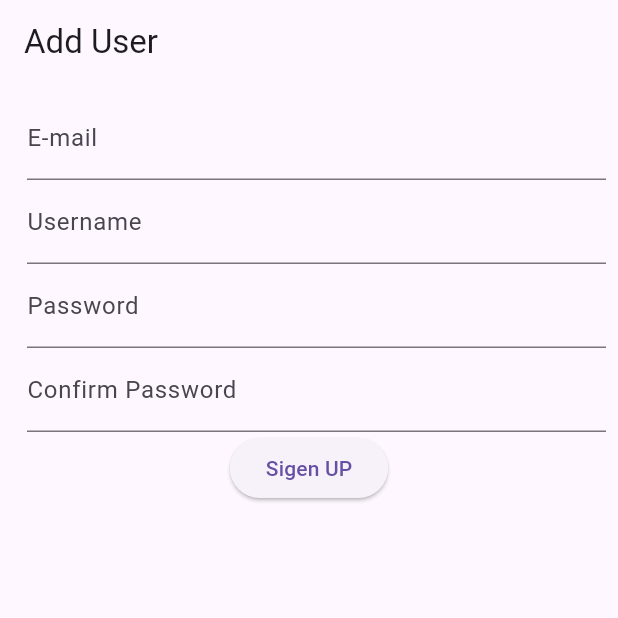
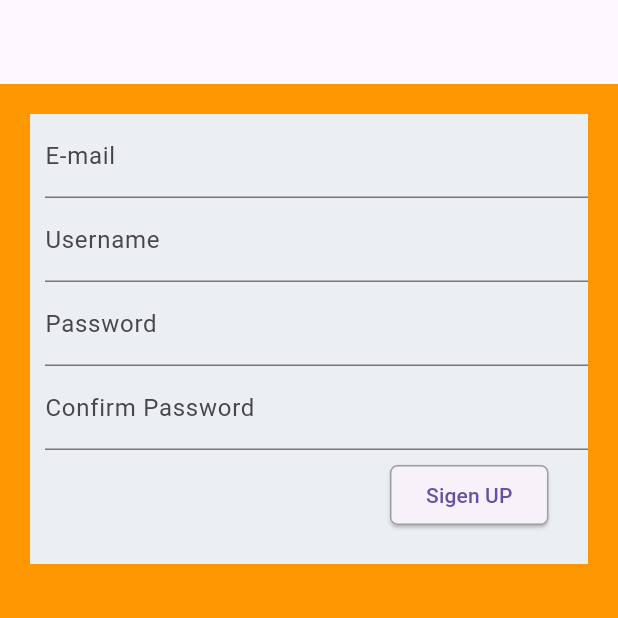
Before and after one commit to HendAdel/flutter_application_task9, a Flutter app: the screen it shows after launch, on a phone screen of 412 x 824 dp, the top half of it. Run offline on Flutter 3.47's test engine with Material 3 defaults, Android fonts, the phone set to English and light mode, and no system bars.

Commit message:
custmize the valitations, edit the styles, and delete the titale.

```diff
--- a/lib/main.dart
+++ b/lib/main.dart
@@ -1,7 +1,6 @@
 import 'package:flutter/material.dart';
 import 'package:flutter/widgets.dart';
-//ToDo: fix the refrance error
-// import 'package:flutter_application_task9/models/user.dart';
+import 'package:flutter_application_task9/models/user.dart';
 
 void main() {
   runApp(MyApp());
@@ -14,6 +13,7 @@ class MyApp extends StatelessWidget {
   var passwordController = TextEditingController();
   var confirmPasswordController = TextEditingController();
   var formKey = GlobalKey<FormState>();
+  List<User> users = [];
 
 @override
   void dispose() {
@@ -27,15 +27,18 @@ class MyApp extends StatelessWidget {
   @override
   Widget build(BuildContext context) {
     return MaterialApp(
+      theme: ThemeData(scaffoldBackgroundColor: Colors.orange),
       home: Scaffold(
         appBar: AppBar(
-          title: const Text('Add User'),
+          // title: const Text('Add User'),
         ),
-        body: Padding(
-          padding: const EdgeInsets.all(8),
+        body:Padding(
+          padding: const EdgeInsets.all(20),
           child: Form(
             key: formKey,
+            child: Container(color: Colors.blueGrey[50], height: 300,
               child: Column(
+
                 children: [
                   textFields(
                       label: 'E-mail',
@@ -64,27 +67,44 @@ class MyApp extends StatelessWidget {
                       // icon: Icons.password,
                       obscureText: true,
                       textInputAction: TextInputAction.done),
-                    ElevatedButton(
+
+                      Row(
+
+                        children: [
+                          const Padding(padding: EdgeInsets.fromLTRB(40.0, 60.0, 0.0, 0.0)),
+                          Container(width: 200,),
+                          ElevatedButton( style: ButtonStyle (
+                            shape: MaterialStateProperty.all<RoundedRectangleBorder>(
+                              RoundedRectangleBorder(
+                                borderRadius: BorderRadius.circular(5),
+                                side: BorderSide(color: Colors.grey)
+                              )
+                            )
+                          ),
+
                                                           onPressed: () {
                                       if (formKey.currentState!.validate()) {
-                                  //ToDo: add the user to it's list
 
-                                  // users.add(user(
-                                  //     userNameController.text,
-                                  //     emailController.text,
-                                  //     passwordController.text,
-                                  //     confirmPasswordController.text));
+                                        users.add(User(
+                                            userNameController.text,
+                                            emailController.text,
+                                            passwordController.text,
+                                            //confirmPasswordController.text
+                                            ));
 
-                                  // // to reset all text controllers
-                                  // userNameController.clear();
-                                  // emailController.clear();
-                                  // passwordController.clear();
-                                  // confirmPasswordController.clear();
+                                        // to reset all text controllers
+                                        userNameController.clear();
+                                        emailController.clear();
+                                        passwordController.clear();
+                                        confirmPasswordController.clear();
                                       }
                                     },
                                     child: Text('Sigen UP')),
+                        ],
+                      ),
 
                 ],
+              ),
             ),
           ),
         ),
@@ -112,8 +132,15 @@ class MyApp extends StatelessWidget {
                autovalidateMode: AutovalidateMode.onUserInteraction,
             validator: (value) {
               if (value == '') {
+                return " $validation is required!";
+              }
+              else if(keyboardType == TextInputType.emailAddress && !isEmailValid(value.toString())){
                 return "Please enter a valied $validation";
-              } else {
+              }
+              else if(validation == 'confirmed password' && !isPasswordConfirmed(passwordController.text, value.toString())){
+                return "Please enter a $validation";
+              }
+               else {
                 return null;
               }
             },
@@ -130,4 +157,17 @@ class MyApp extends StatelessWidget {
       ],
     );
   }
+
+  bool isEmailValid(String email) {
+    return RegExp(r'^[\w-\.]+@[a-zA-Z]+\.[a-zA-Z]{2,}$').hasMatch(email);
   }
+
+   bool isPasswordConfirmed(String password, String cPassword) {
+     if(password == cPassword){
+      return true;
+    }
+    else{
+      return false;
+    }
+  }
+}
--- /dev/null
+++ b/lib/models/user.dart
@@ -0,0 +1,6 @@
+class User {
+  String e_mail ;
+  String userName;
+  String passWord ;
+  User(this.e_mail, this.userName, this.passWord) ;
+}
```
Also changed, not shown: models/user.dart (deleted, +0 -10 lines). Lines whose indentation alone changed are shown as unchanged.
